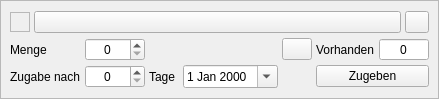
kleiner-brauhelfer/kleiner-brauhelfer-2, file kleiner-brauhelfer/widgets/wdghefegabe.ui: the form before one commit.
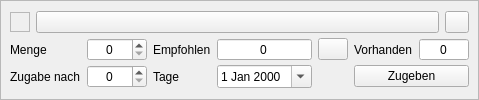
The form after the commit. Icons and pictures are not drawn. Custom widgets are drawn as their Qt base class.

```diff
--- a/kleiner-brauhelfer/widgets/wdghefegabe.ui
+++ b/kleiner-brauhelfer/widgets/wdghefegabe.ui
@@ -6,8 +6,8 @@
    <rect>
     <x>0</x>
     <y>0</y>
-    <width>431</width>
-    <height>99</height>
+    <width>454</width>
+    <height>100</height>
    </rect>
   </property>
   <property name="autoFillBackground">
@@ -40,6 +40,9 @@
       </property>
       <item>
        <layout class="QHBoxLayout" name="horizontalLayout">
+        <property name="spacing">
+         <number>6</number>
+        </property>
         <item>
          <widget class="QFrame" name="frameColor">
           <property name="minimumSize">
@@ -117,6 +120,9 @@
       </item>
       <item>
        <layout class="QGridLayout" name="gridLayout">
+        <property name="horizontalSpacing">
+         <number>6</number>
+        </property>
         <property name="verticalSpacing">
          <number>4</number>
         </property>
@@ -261,6 +267,35 @@
           </property>
          </widget>
         </item>
+        <item row="0" column="2">
+         <widget class="QLabel" name="lblEmpfohlen">
+          <property name="text">
+           <string>Empfohlen</string>
+          </property>
+         </widget>
+        </item>
+        <item row="0" column="3">
+         <widget class="SpinBox" name="tbMengeEmpfohlen">
+          <property name="minimumSize">
+           <size>
+            <width>60</width>
+            <height>0</height>
+           </size>
+          </property>
+          <property name="toolTip">
+           <string>&lt;html&gt;&lt;head/&gt;&lt;body&gt;&lt;p&gt;Empfohlene Anzahl &lt;span style=&quot; font-weight:600;&quot;&gt;Hefeeinheiten&lt;/span&gt;.&lt;/p&gt;&lt;/body&gt;&lt;/html&gt;</string>
+          </property>
+          <property name="alignment">
+           <set>Qt::AlignCenter</set>
+          </property>
+          <property name="readOnly">
+           <bool>true</bool>
+          </property>
+          <property name="buttonSymbols">
+           <enum>QAbstractSpinBox::NoButtons</enum>
+          </property>
+         </widget>
+        </item>
        </layout>
       </item>
      </layout>
```
